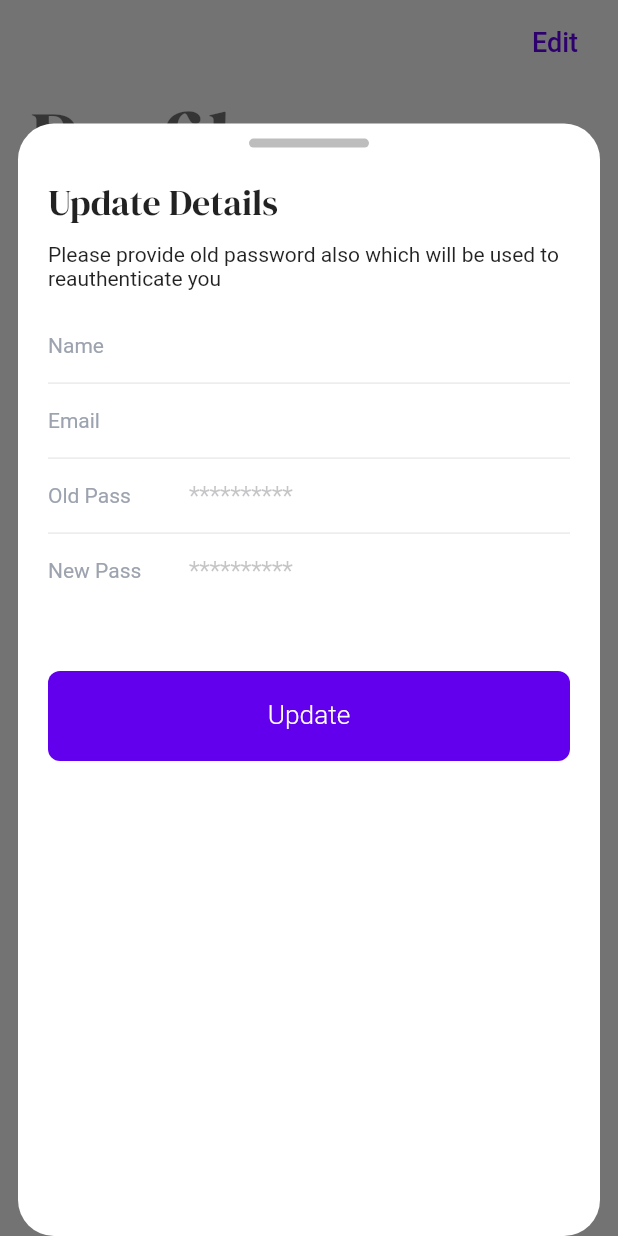
After one commit to gaganyadav80/givtimer, a Flutter app: the ProfilePage screen opened by its route, after a tap on "Edit", on a phone screen of 412 x 824 dp. The commit adds this screen. Run offline on Flutter 3.47's test engine with Material 2 defaults, Android fonts, the light colour scheme and no system bars; drawn by our look-alikes of widget_circular_animator; our stand-ins replace bloc, cached_network_image, equatable, firebase_auth, firebase_core, fl_chart and 15 more; missing offline and left inert: firebase_auth_platform_interface, flow_builder, neon_circular_timer, very_good_analysis; accounts and stored records are empty; generated files the repository leaves out were written again; statements that could not run were skipped.

Commit message:
feat: allow editing profile details

```diff
--- a/lib/logic/settings_cubit/settings_cubit.dart
+++ b/lib/logic/settings_cubit/settings_cubit.dart
@@ -13,13 +13,25 @@ class SettingsCubit extends HydratedCubit<SettingsState> {
     await _authenticationRepository.updateProfilePhoto(url);
   }
 
-  // Future<void> logout() async {
-  //   try {
-  //     await _authenticationRepository.logOut();
-  //   } catch (e) {
-  //     print(e);
-  //   }
-  // }
+  Future<void> updateProfileName(String name) async {
+    await _authenticationRepository.updateDisplayName(name);
+  }
+
+  Future<void> updateProfileEmail(String email) async {
+    await _authenticationRepository.updateProfileEmail(email);
+  }
+
+  Future<void> updateProfilePassword(
+    String email,
+    String oldPassword,
+    String newPassword,
+  ) async {
+    await _authenticationRepository.updateProfilePassword(
+      email,
+      oldPassword,
+      newPassword,
+    );
+  }
 
   @override
   SettingsState? fromJson(Map<String, dynamic> json) {
--- a/lib/pages/activity/views/widgets/top_activity_name.dart
+++ b/lib/pages/activity/views/widgets/top_activity_name.dart
@@ -100,7 +100,7 @@ class _TopHeadAndActivityNameWidgetState
               onChanged: widget.onTextChanged,
               textCapitalization: TextCapitalization.characters,
               inputFormatters: <TextInputFormatter>[
-                FilteringTextInputFormatter.allow(RegExp('[0-9a-zA-Z]')),
+                FilteringTextInputFormatter.allow(RegExp('[0-9 a-z A-Z]')),
               ],
               decoration: InputDecoration(
                 enabledBorder: OutlineInputBorder(
--- a/lib/pages/settings/views/profile_page.dart
+++ b/lib/pages/settings/views/profile_page.dart
@@ -2,6 +2,7 @@ import 'package:flutter/cupertino.dart';
 import 'package:flutter/material.dart';
 import 'package:flutter_bloc/flutter_bloc.dart';
 import 'package:givtimer/logic/logic.dart';
+import 'package:givtimer/pages/settings/widgets/edit_profile_modal.dart';
 import 'package:givtimer/pages/settings/widgets/user_avatar.dart';
 import 'package:givtimer/utils/utils.dart';
 import 'package:givtimer/widgets/widgets.dart';
@@ -17,7 +18,20 @@ class ProfilePage extends StatelessWidget {
     final user = context.read<AppBloc>().state.user;
 
     return Scaffold(
-      appBar: AppBar(),
+      appBar: AppBar(
+        actions: [
+          TextButton(
+            onPressed: () => showModalBottomSheet<void>(
+              context: context,
+              isScrollControlled: true,
+              backgroundColor: Colors.transparent,
+              builder: (_) => const EditProfileModal(),
+            ),
+            child: 'Edit'.text.size(18).make(),
+          ).pSymmetric(v: 6),
+          const HSpace(10),
+        ],
+      ),
       body: SingleChildScrollView(
         child: Padding(
           padding: kDefaultHorizontalPadding,
@@ -62,24 +76,13 @@ class DetailTile extends StatelessWidget {
   Widget build(BuildContext context) {
     return Row(
       children: [
-        Expanded(
-          child: title.text.gray400
-              .textStyle(
-                GoogleFonts.poppins(
-                  fontWeight: FontWeight.w400,
-                ),
-              )
-              .make(),
-        ),
+        Expanded(child: title.text.gray400.make()),
         Expanded(
           flex: 3,
           child: CupertinoTextField.borderless(
             readOnly: true,
             placeholder: text,
-            placeholderStyle: GoogleFonts.poppins(
-              color: Colors.black,
-              fontWeight: FontWeight.w400,
-            ),
+            placeholderStyle: const TextStyle(color: Colors.black),
           ),
         ),
       ],
--- /dev/null
+++ b/lib/pages/settings/widgets/edit_profile_modal.dart
@@ -0,0 +1,130 @@
+// ignore_for_file: lines_longer_than_80_chars
+
+import 'package:flutter/cupertino.dart';
+import 'package:flutter/material.dart';
+import 'package:flutter_bloc/flutter_bloc.dart';
+import 'package:givtimer/logic/logic.dart';
+import 'package:givtimer/utils/utils.dart';
+import 'package:givtimer/widgets/widgets.dart';
+import 'package:google_fonts/google_fonts.dart';
+import 'package:velocity_x/velocity_x.dart';
+
+class EditProfileModal extends StatefulWidget {
+  const EditProfileModal({Key? key}) : super(key: key);
+
+  @override
+  State<EditProfileModal> createState() => _EditProfileModalState();
+}
+
+class _EditProfileModalState extends State<EditProfileModal> {
+  final TextEditingController _emailController = TextEditingController();
+  final TextEditingController _nameController = TextEditingController();
+  final TextEditingController _oldpasswordController = TextEditingController();
+  final TextEditingController _passwordController = TextEditingController();
+
+  @override
+  Widget build(BuildContext context) {
+    final user = context.read<AppBloc>().state.user;
+    _emailController.text = user.email!;
+    _nameController.text = user.name!;
+
+    return FractionallySizedBox(
+      heightFactor: 0.9,
+      child: BuildModalChild(
+        child: Padding(
+          padding: kDefaultHorizontalPadding,
+          child: Column(
+            crossAxisAlignment: CrossAxisAlignment.start,
+            children: [
+              const VSpace(10),
+              Center(
+                child: Container(
+                  height: 6,
+                  width: 80,
+                  decoration: BoxDecoration(
+                    borderRadius: BorderRadius.circular(90),
+                    color: Colors.grey[400],
+                  ),
+                ),
+              ),
+              const VSpace(20),
+              Text(
+                'Update Details',
+                style: GoogleFonts.dmSerifDisplay(
+                  textStyle: Theme.of(context).textTheme.headline5,
+                ),
+              ),
+              const VSpace(10),
+              const Text(
+                'Please provide old password also which will be used to reauthenticate you',
+              ),
+              const VSpace(20),
+              _updateDetailTile('Name', user.name!, _nameController),
+              const Divider(),
+              _updateDetailTile('Email', user.email!, _emailController),
+              const Divider(),
+              _updateDetailTile(
+                'Old Pass',
+                '**********',
+                _oldpasswordController,
+              ),
+              const Divider(),
+              _updateDetailTile(
+                'New Pass',
+                '**********',
+                _passwordController,
+              ),
+              const VSpace(50),
+              BlueButton(
+                onPressed: () {
+                  if (_oldpasswordController.text.isEmpty) {
+                    showBasicSnackBar(context, 'Please enter old password');
+                    return;
+                  }
+                  if (user.name! != _nameController.text) {
+                    context
+                        .read<SettingsCubit>()
+                        .updateProfileName(_nameController.text);
+                  }
+                  if (user.email! != _emailController.text) {
+                    context.read<SettingsCubit>().updateProfileEmail(
+                          _emailController.text,
+                        );
+                  }
+                  if (_passwordController.text.isNotEmpty) {
+                    context.read<SettingsCubit>().updateProfilePassword(
+                          user.email!,
+                          _oldpasswordController.text,
+                          _passwordController.text,
+                        );
+                  }
+                },
+                title: 'Update',
+              ),
+            ],
+          ),
+        ),
+      ),
+    );
+  }
+
+  Widget _updateDetailTile(
+    String title,
+    String text,
+    TextEditingController controller,
+  ) {
+    return Row(
+      children: [
+        Expanded(child: title.text.gray400.make()),
+        Expanded(
+          flex: 3,
+          child: CupertinoTextField.borderless(
+            // readOnly: true,
+            controller: controller,
+            placeholder: text,
+          ),
+        ),
+      ],
+    );
+  }
+}
--- a/lib/theme.dart
+++ b/lib/theme.dart
@@ -5,7 +5,7 @@ import 'package:google_fonts/google_fonts.dart';
 const Color kPurpleColor = Color(0xFF6200ED);
 
 final theme = ThemeData(
-  textTheme: GoogleFonts.openSansTextTheme(),
+  textTheme: GoogleFonts.robotoTextTheme(),
   primaryColorDark: const Color(0xFF0097A7),
   primaryColorLight: const Color(0xFFB2EBF2),
   // primaryColor: const Color(0xFF00BCD4),
--- /dev/null
+++ b/lib/widgets/src/build_modal_child.dart
@@ -0,0 +1,35 @@
+import 'package:flutter/cupertino.dart';
+import 'package:givtimer/utils/utils.dart';
+
+class BuildModalChild extends StatelessWidget {
+  const BuildModalChild({Key? key, required this.child, this.height})
+      : super(key: key);
+
+  final Widget child;
+  final double? height;
+
+  @override
+  Widget build(BuildContext context) {
+    return SafeArea(
+      bottom: false,
+      child: Padding(
+        padding: kDefaultModalPadding,
+        child: Container(
+          height: height,
+          // The Bottom margin is provided to align the popup above
+          // the system navigation bar.
+          margin: EdgeInsets.only(
+            bottom: MediaQuery.of(context).viewInsets.bottom,
+          ),
+          decoration: BoxDecoration(
+            borderRadius: kModalBorderRadius,
+            // Provide a background color for the popup.
+            color: CupertinoColors.systemBackground.resolveFrom(context),
+          ),
+          // Use a SafeArea widget to avoid system overlaps.
+          child: child,
+        ),
+      ),
+    );
+  }
+}
--- a/lib/widgets/widgets.dart
+++ b/lib/widgets/widgets.dart
@@ -1,3 +1,4 @@
+export 'src/build_modal_child.dart';
 export 'src/circular_loading.dart';
 export 'src/cupertino_superellipse.dart';
 export 'src/custom_buttons.dart';
--- a/packages/authentication_repository/lib/src/exceptions.dart
+++ b/packages/authentication_repository/lib/src/exceptions.dart
@@ -140,3 +140,44 @@ class LogOutFailure implements Exception {}
 
 /// Thrown if sending the verification email is failed
 class SendVerificationEmailFailure implements Exception {}
+
+class UpdateProfileFailures implements Exception {
+  /// {@macro log_in_with_google_failure}
+  const UpdateProfileFailures([
+    this.message = 'An unknown exception occurred.',
+  ]);
+
+  /// Create an authentication message
+  /// from a firebase authentication exception code.
+  factory UpdateProfileFailures.fromCode(String code) {
+    switch (code) {
+      case 'user-mismatch':
+        return const UpdateProfileFailures(
+          'The credential given does not correspond to the user.',
+        );
+      case 'user-not-found':
+        return const UpdateProfileFailures(
+          'The credential given does not correspond to any existing user.',
+        );
+      case 'invalid-credential':
+        return const UpdateProfileFailures(
+            "The provided credential is not valid.");
+      case 'invalid-email':
+        return const UpdateProfileFailures('The email provided is invalid.');
+      case 'wrong-password':
+        return const UpdateProfileFailures(
+            'The password provided is not correct.');
+      case 'weak-password':
+        return const UpdateProfileFailures(
+            'The password provided is not strong enough.');
+      case 'requires-recent-login':
+        return const UpdateProfileFailures(
+            'This operation is sensitive and requires recent authentication. Log in again before retrying this request.');
+      default:
+        return const UpdateProfileFailures();
+    }
+  }
+
+  /// The associated error message.
+  final String message;
+}
--- a/packages/authentication_repository/lib/src/repository.dart
+++ b/packages/authentication_repository/lib/src/repository.dart
@@ -146,16 +146,58 @@ class AuthenticationRepository {
   //   }
   // }
 
-  /// Sends verification mail to the user.
-  ///
-  /// Throws a [SendVerificationEmailFailure] if an exception occurs.
+  /// Update profile photo of the currently signed in user.
   Future<void> updateProfilePhoto(String url) async {
     try {
       final firebaseUser = _firebaseAuth.currentUser!;
       await firebaseUser.updatePhotoURL(url);
       await firebaseUser.reload();
     } catch (_) {
-      throw Exception('Failed to update profile photo');
+      throw const UpdateProfileFailures('Failed to update profile photo');
+    }
+  }
+
+  /// Update display name of the currently signed in user.
+  Future<void> updateDisplayName(String name) async {
+    try {
+      final firebaseUser = _firebaseAuth.currentUser!;
+      await firebaseUser.updateDisplayName(name);
+      await firebaseUser.reload();
+    } catch (_) {
+      throw const UpdateProfileFailures('Failed to update display name');
+    }
+  }
+
+  /// Update email used to authenticate the currently signed in user.
+  Future<void> updateProfileEmail(String email) async {
+    try {
+      final firebaseUser = _firebaseAuth.currentUser!;
+      await firebaseUser.verifyBeforeUpdateEmail(email);
+      // await firebaseUser.reload();
+    } on FirebaseAuthException catch (e) {
+      throw UpdateProfileFailures.fromCode(e.code);
+    } catch (_) {
+      throw const UpdateProfileFailures('Failed to update user email');
+    }
+  }
+
+  /// Update password used to authenticate the currently signed in user.
+  Future<void> updateProfilePassword(
+      String email, String oldpass, String newpass) async {
+    try {
+      final firebaseUser = _firebaseAuth.currentUser!;
+      await firebaseUser.reauthenticateWithCredential(
+        firebase_auth.EmailAuthProvider.credential(
+          email: email,
+          password: oldpass,
+        ),
+      );
+      await firebaseUser.updatePassword(newpass);
+      // await firebaseUser.reload();
+    } on FirebaseAuthException catch (e) {
+      throw UpdateProfileFailures.fromCode(e.code);
+    } catch (_) {
+      throw const UpdateProfileFailures('Failed to update user email');
     }
   }
 
```
Also changed, not shown: lib/pages/activity/views/timer/timer_page.dart (+4 -32 lines).
